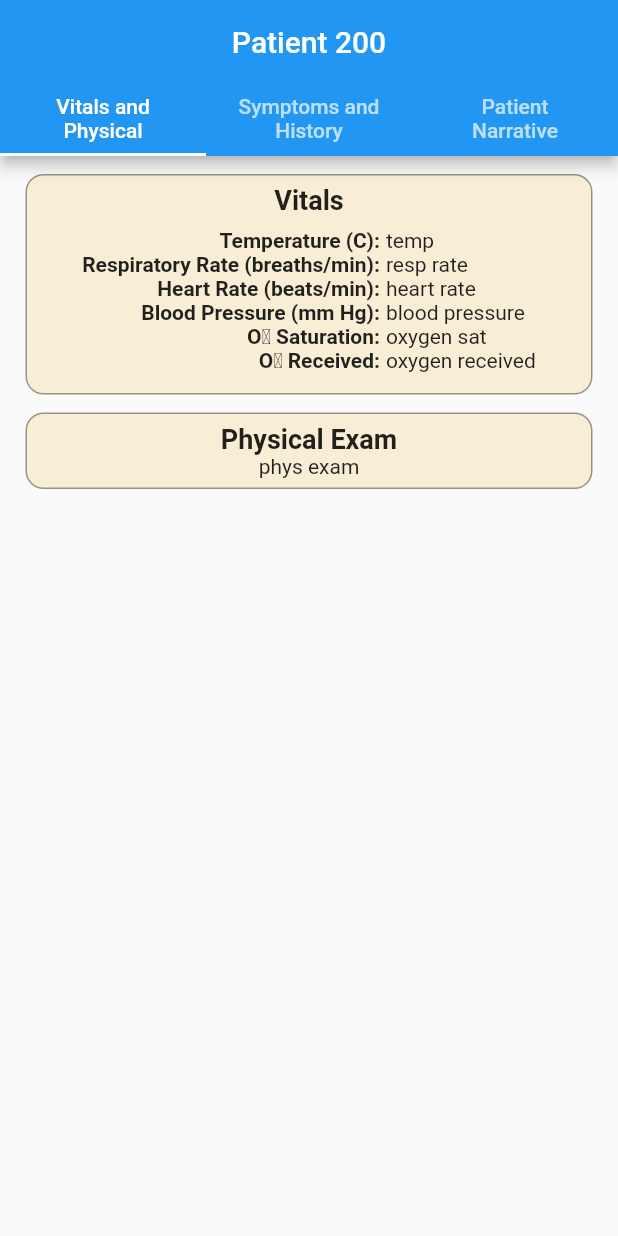
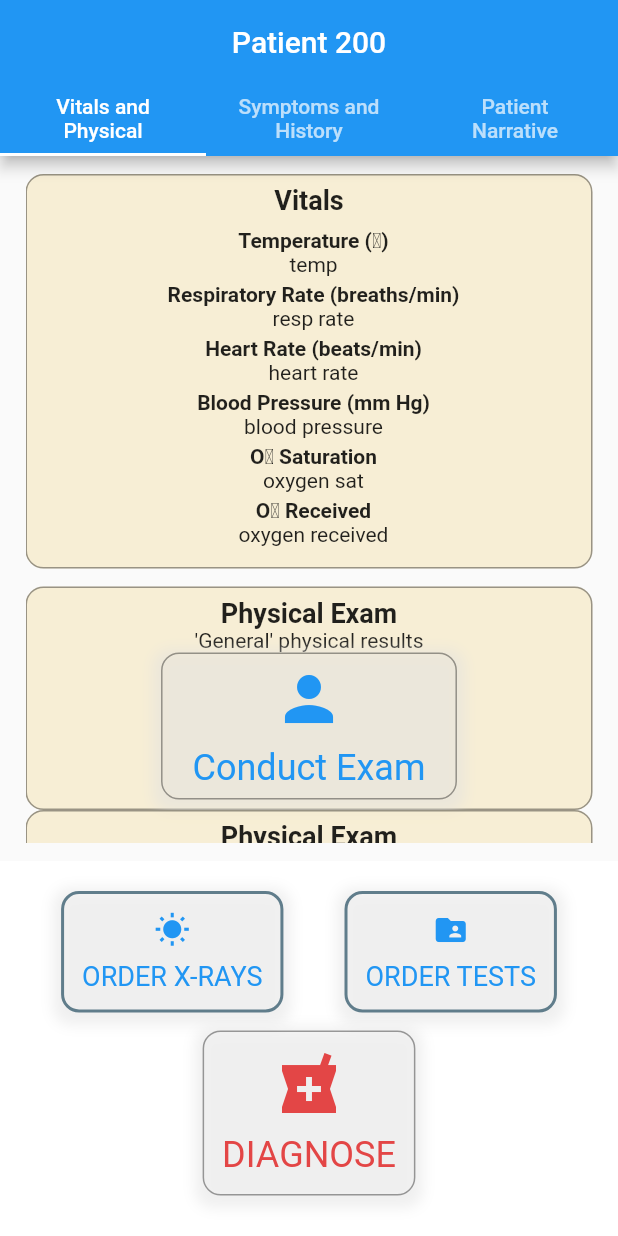
Before and after one commit to hrasheed53/LungDoctor, a Flutter app: the Game screen opened directly, after a tap on an icon or button, on a phone screen of 412 x 824 dp. Run offline on Flutter 3.47's test engine with Material 2 defaults, Android fonts, the phone set to English and light mode, and no system bars; our stand-ins replace firebase_auth, google_sign_in; missing offline and left inert: condition; accounts and stored records are empty.

Commit message:
bottom buttons are WAY TOO BIG but it WORKSish

```diff
--- a/lib/patientcard.dart
+++ b/lib/patientcard.dart
@@ -4,6 +4,7 @@ import 'package:RESP2/testResults.dart';
 import 'package:RESP2/xrayResults.dart';
 import 'package:flutter/material.dart';
 import 'package:flutter/rendering.dart';
+import 'package:flutter/services.dart';
 import 'diagnoseButton.dart';
 import 'package:path/path.dart';
 import 'xrayResults.dart';
@@ -35,6 +36,8 @@ String chartTitle = "Patient " + caseID;
 class PatientCard extends StatelessWidget {
   @override
   Widget build(BuildContext context) {
+//                    Symptoms, History, and Tobacco Use tab
+//=============================================================================
     //---------------ONSET OF SYMPTOMS-----------------------------------
     Widget onset = Container(
       padding: const EdgeInsets.only(bottom: 6, top: 6),
@@ -183,9 +186,9 @@ class PatientCard extends StatelessWidget {
     Widget symptomsHistoryTab = Container(
       margin: const EdgeInsets.only(left: 20.0, right: 20.0),
       padding: const EdgeInsets.all(12),
-      child: Column(
+      child: ListView(
         //WHOLE COLUMN FOR TAB
-        mainAxisAlignment: MainAxisAlignment.start, //space between??
+        //mainAxisAlignment: MainAxisAlignment.start, //space between??
         children: [
           Row(
             children: [Expanded(child: onset)],
@@ -206,8 +209,12 @@ class PatientCard extends StatelessWidget {
         ], //BOXES OF TAB
       ),
     );
+//=============================================================================
 
-    //---------VITALS--------------------------------------
+//                    Vitals and Physical Exam tab
+//=============================================================================
+    //               list of vitals
+    //---------------------------------------------------------
     Widget vitals = Row(
       crossAxisAlignment: CrossAxisAlignment.start,
       mainAxisAlignment: MainAxisAlignment.center,
@@ -217,70 +224,63 @@ class PatientCard extends StatelessWidget {
           child: Row(
             children: [
               Column(
-                crossAxisAlignment: CrossAxisAlignment.end,
+                crossAxisAlignment: CrossAxisAlignment.center,
                 children: [
                   Text(
-                    'Temperature (C):',
+                    'Temperature (\u2103)',
                     style: TextStyle(
                       fontWeight: FontWeight.bold,
                     ),
                   ),
                   Text(
-                    'Respiratory Rate (breaths/min):',
+                    'temp',
+                  ),
+                  Padding(padding: EdgeInsets.only(top: 4.0)),
+                  Text(
+                    'Respiratory Rate (breaths/min)',
                     style: TextStyle(
                       fontWeight: FontWeight.bold,
                     ),
                   ),
                   Text(
-                    'Heart Rate (beats/min):',
+                    'resp rate',
+                  ),
+                  Padding(padding: EdgeInsets.only(top: 4.0)),
+                  Text(
+                    'Heart Rate (beats/min)',
                     style: TextStyle(
                       fontWeight: FontWeight.bold,
                     ),
                   ),
                   Text(
-                    'Blood Pressure (mm Hg):',
+                    'heart rate',
+                  ),
+                  Padding(padding: EdgeInsets.only(top: 4.0)),
+                  Text(
+                    'Blood Pressure (mm Hg)',
                     style: TextStyle(
                       fontWeight: FontWeight.bold,
                     ),
                   ),
                   Text(
-                    'O\u2082 Saturation:',
+                    'blood pressure',
+                  ),
+                  Padding(padding: EdgeInsets.only(top: 4.0)),
+                  Text(
+                    'O\u2082 Saturation',
                     style: TextStyle(
                       fontWeight: FontWeight.bold,
                     ),
                   ),
                   Text(
-                    'O\u2082 Received:',
+                    'oxygen sat',
+                  ),
+                  Padding(padding: EdgeInsets.only(top: 4.0)),
+                  Text(
+                    'O\u2082 Received',
                     style: TextStyle(
                       fontWeight: FontWeight.bold,
                     ),
-                  ),
-                ],
-              ),
-            ],
-          ),
-        ),
-        Container(
-          padding: const EdgeInsets.only(bottom: 8, top: 8, left: 2, right: 8),
-          child: Row(
-            children: [
-              Column(
-                crossAxisAlignment: CrossAxisAlignment.start,
-                children: [
-                  Text(
-                    'temp',
-                  ),
-                  Text(
-                    'resp rate',
-                  ),
-                  Text(
-                    'heart rate',
-                  ),
-                  Text(
-                    'blood pressure',
-                  ),
-                  Text(
-                    'oxygen sat',
                   ),
                   Text(
                     'oxygen received',
@@ -292,7 +292,9 @@ class PatientCard extends StatelessWidget {
         ),
       ],
     );
-    //---------VITALS LIST--------------------------------------
+
+    //             title and vitals widgets
+    //-------------------------------------------------------
     Widget vitalsList = Container(
       padding: const EdgeInsets.only(bottom: 6, top: 6),
       decoration: BoxDecoration(
@@ -312,11 +314,28 @@ class PatientCard extends StatelessWidget {
         ],
       ),
     );
-    //---------PHYSICAL RESULTS--------------------------------------
+
+    //         general results from the physical
+    //--------------------------------------------------------------
     Widget physical = Text(
-      "phys exam",
+      "\'General\' physical results",
     );
-    //---------PHYSICAL EXAM--------------------------------------
+
+    //        button to "conduct" physical exam
+    //------------------------------------------------------
+    Widget conductPhysical = Container(
+      child: Column(children: [
+        GestureDetector(
+            onTap: () {
+              viewXrays(context);
+            },
+            child: _buildPhysicalExamButton(
+                Theme.of(context).primaryColor, Icons.person, 'Conduct Exam')),
+      ]),
+    );
+
+    //               box with physical exam button
+    //-----------------------------------------------------------
     Widget physicalExam = Container(
       padding: const EdgeInsets.only(bottom: 6, top: 6),
       decoration: BoxDecoration(
@@ -333,16 +352,19 @@ class PatientCard extends StatelessWidget {
             textAlign: TextAlign.center,
           ),
           physical,
+          conductPhysical,
         ],
       ),
     );
-    //---------VITALS AND PHYSICAL EXAM TAB--------------------------------------
+
+    //            vitals and physical exam TAB
+    //-----------------------------------------------------------
     Widget vitalsPhysicalTab = Container(
       margin: const EdgeInsets.only(left: 5.0, right: 5.0),
       padding: const EdgeInsets.all(12),
-      child: Column(
+      child: ListView(
         //WHOLE COLUMN FOR TAB
-        mainAxisAlignment: MainAxisAlignment.start, //space between??
+        //mainAxisAlignment: MainAxisAlignment.start, //space between??
         children: [
           Row(
             children: [Expanded(child: vitalsList)],
@@ -352,12 +374,26 @@ class PatientCard extends StatelessWidget {
           Row(
             children: [Expanded(child: physicalExam)],
           ),
+          Row(
+            children: [Expanded(child: physicalExam)],
+          ),
+          Row(
+            children: [Expanded(child: physicalExam)],
+          ),
+          Row(
+            children: [Expanded(child: physicalExam)],
+          ),
         ], //BOXES OF TAB
       ),
     );
+//=============================================================================
 
+//                       Narrative tab
+//=============================================================================
     //---------NARRATIVE TEXT--------------------------------------
-    Widget narrative = Text("narrative text");
+    //REPLACE REPLACE REPLACE
+    Widget narrative = Text(
+        "Case ID 208 is a 62-year-old male presenting with fever, rigors and fatigue x5 days. He has a history of smoking, non-Hodgkins Lymphoma s/p unrelated bone marrow transplant, heart failure with preserved ejection fraction, and pulmonary embolism on lifelong anticoagulation. He was well until five days prior when he had more fatigue. Two days later, he began having fevers to 102 and rigors. He was too weak to drive so he called an ambulance. He denies chest pain or palpitations. His examination reveals a chronically-ill appearing male lying in bed in no acute distress. His heart exam shows regular rate and rhythm with no murmurs. Lungs have diminished breath sounds in bases with fine crackles, no rhonchi or wheeze with normal work of breathing at rest. Abdomen is soft, nontender, nondistended. He has no edema in the extremities, and his skin is warm and dry.");
     //---------NARRATIVE BOX--------------------------------------
     Widget narrativeBox = Container(
       padding: const EdgeInsets.only(bottom: 6, top: 6),
@@ -382,9 +418,9 @@ class PatientCard extends StatelessWidget {
     Widget narrativeTab = Container(
       margin: const EdgeInsets.only(left: 20.0, right: 20.0),
       padding: const EdgeInsets.all(12),
-      child: Column(
+      child: ListView(
         //WHOLE COLUMN FOR TAB
-        mainAxisAlignment: MainAxisAlignment.start, //space between??
+        //mainAxisAlignment: MainAxisAlignment.start, //space between??
         children: [
           Row(
             children: [Expanded(child: narrativeBox)],
@@ -392,12 +428,12 @@ class PatientCard extends StatelessWidget {
         ], //BOXES OF TAB
       ),
     );
-
+//=============================================================================
     Color color = Theme.of(context).primaryColor;
 
 //---------------------------------------------------------------------------------
 //-----------------------X-RAYS AND TESTS BUTTONS----------------------------------
-    Widget buttonSection = Container(
+    Widget xraysAndTests = Container(
       child: Row(
         mainAxisAlignment: MainAxisAlignment.spaceEvenly,
         children: [
@@ -445,6 +481,18 @@ class PatientCard extends StatelessWidget {
       ),
     );
 //-----------------------END BUTTON FOR DIAGNOSING----------------------------------
+
+//                    THREE MAIN BUTTONS SECTION
+//------------------------------------------------------------------------------
+    Widget bottomButtons = Container(
+      child: Column(
+        children: [
+          xraysAndTests,
+          Padding(padding: EdgeInsets.only(top: 12.0)),
+          diagnoseButton,
+        ],
+      ),
+    );
 
     //-----------------------PATIENT CARD FINAL SETUP------------------------
     return MaterialApp(
@@ -494,12 +542,19 @@ class PatientCard extends StatelessWidget {
               narrativeTab,
             ],
           ),
+          bottomNavigationBar: new Container(
+              height: 250.0,
+              color: Colors.white,
+              padding: new EdgeInsets.only(top: 20.0),
+              child: bottomButtons),
         ),
       ),
     );
   }
 
-  //-------------------------HELPER FUNCTIONS------------------------------------
+//----------------------------------------------------------------------
+//                      HELPER FUNCTIONS
+//----------------------------------------------------------------------
   Column _buildButtonColumn(Color color, IconData icon, String label) {
     return Column(
       children: [
@@ -580,6 +635,46 @@ class PatientCard extends StatelessWidget {
     );
   }
 
+  Column _buildPhysicalExamButton(Color color, IconData icon, String label) {
+    return Column(
+      children: [
+        Container(
+          padding: EdgeInsets.only(left: 20, right: 20, top: 6, bottom: 6),
+          decoration: BoxDecoration(
+            border: Border.all(color: Colors.black38, width: 1),
+            borderRadius: BorderRadius.circular(12),
+            boxShadow: [
+              BoxShadow(
+                color: Colors.grey[300].withOpacity(0.5),
+                spreadRadius: 5,
+                blurRadius: 7,
+                offset: Offset(0, 3), // changes position of shadow
+              ),
+            ],
+          ),
+          child: Column(
+            mainAxisSize: MainAxisSize.min,
+            mainAxisAlignment: MainAxisAlignment.center,
+            children: [
+              Icon(icon, color: color, size: 48),
+              Container(
+                margin: const EdgeInsets.only(top: 8),
+                child: Text(
+                  label,
+                  style: TextStyle(
+                    fontSize: 24,
+                    fontWeight: FontWeight.w400,
+                    color: color,
+                  ),
+                ),
+              ),
+            ],
+          ),
+        ),
+      ],
+    );
+  }
+
   Future viewTestResults(context) async {
     Navigator.push(context, MaterialPageRoute(builder: (context) => Tests()));
   }
```
